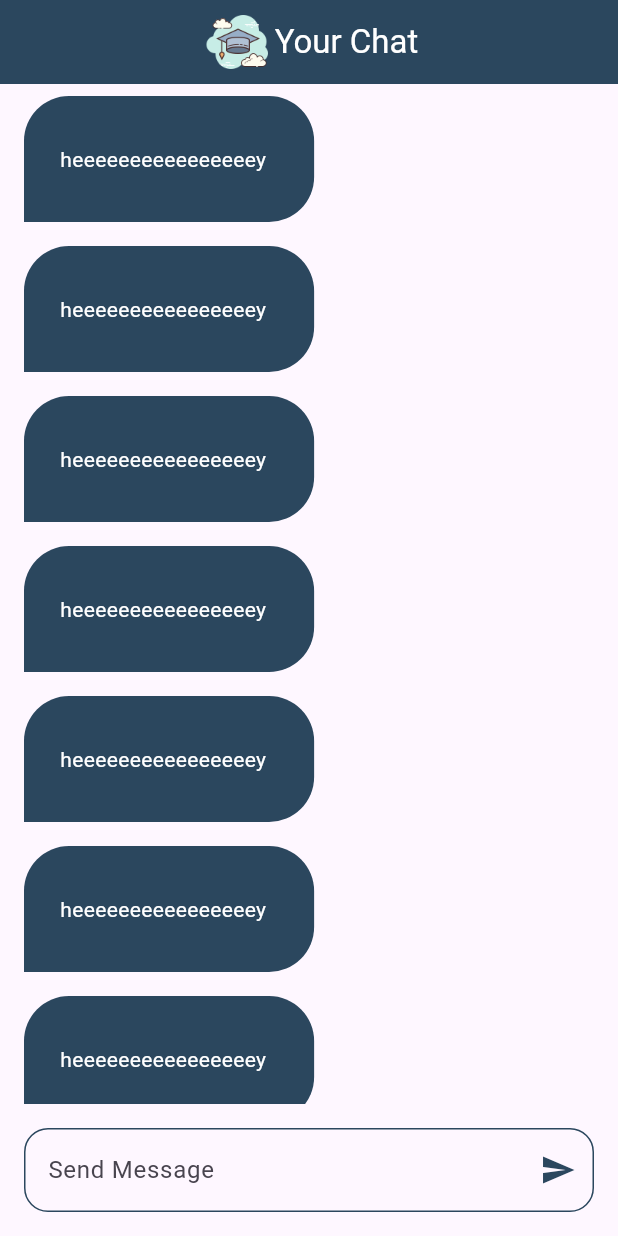
After one commit to MohamedJamaal/scholar_chat, a Flutter app: the ChatPage screen opened by its route, on a phone screen of 412 x 824 dp. The commit adds this screen. Run offline on Flutter 3.47's test engine with Material 3 defaults, Android fonts, the phone set to English and light mode, and no system bars; our stand-ins replace firebase_auth, firebase_core, modal_progress_hud_nsn; accounts and stored records are empty.

Commit message:
ADD chat page ui

```diff
--- a/lib/constants.dart
+++ b/lib/constants.dart
@@ -1,3 +1,4 @@
 import 'package:flutter/material.dart';
 
 const KPrimaryColor = Color(0xff2B475E);
+const KLogo = 'assets/images/scholar.png';
--- a/lib/main.dart
+++ b/lib/main.dart
@@ -1,4 +1,5 @@
 import 'package:app/firebase_options.dart';
+import 'package:app/pages/chat_page.dart';
 import 'package:app/pages/login_page.dart';
 import 'package:app/pages/register_page.dart';
 import 'package:firebase_core/firebase_core.dart';
@@ -21,10 +22,11 @@ class ScholarChat extends StatelessWidget {
     return MaterialApp(
       debugShowCheckedModeBanner: false,
       routes: {
-        'LoginPage': (context) => LoginPage(),
+        LoginPage.id: (context) => LoginPage(),
         RegisterPage.id: (context) => RegisterPage(),
+        ChatPage.id: (context) => ChatPage(),
       },
-      initialRoute: 'LoginPage',
+      initialRoute: LoginPage.id,
     );
   }
 }
--- /dev/null
+++ b/lib/pages/chat_page.dart
@@ -0,0 +1,62 @@
+import 'package:app/constants.dart';
+import 'package:app/widgets/chat_buble.dart';
+import 'package:flutter/material.dart';
+
+class ChatPage extends StatelessWidget {
+  ChatPage({super.key});
+
+  static String id = 'ChatPage';
+
+  @override
+  Widget build(BuildContext context) {
+    return Scaffold(
+      appBar: AppBar(
+        automaticallyImplyLeading: false, // delete back arrow
+        backgroundColor: KPrimaryColor,
+        title: Row(
+          mainAxisAlignment: MainAxisAlignment.center,
+          children: [
+            Image.asset(
+              KLogo,
+              height: 50,
+            ),
+            const Text(
+              'Your Chat',
+              style: TextStyle(color: Colors.white),
+            ),
+          ],
+        ),
+        centerTitle: true,
+      ),
+      body: Column(
+        children: [
+          Expanded(
+            child: ListView.builder(itemBuilder: (context, index) {
+              return ChatBuble();
+            }),
+          ),
+          Padding(
+            padding: const EdgeInsets.all(16),
+            child: TextField(
+              decoration: InputDecoration(
+                hintText: 'Send Message',
+                suffixIcon: Icon(
+                  Icons.send,
+                  color: KPrimaryColor,
+                ),
+                border:
+                    OutlineInputBorder(borderRadius: BorderRadius.circular(16)),
+                enabledBorder: OutlineInputBorder(
+                  borderRadius: BorderRadius.circular(16),
+                  borderSide: BorderSide(
+                    color: KPrimaryColor,
+                  ),
+                ),
+              ),
+            ),
+          ),
+        ],
+      ),
+    );
+  }
+}
--- a/lib/pages/login_page.dart
+++ b/lib/pages/login_page.dart
@@ -1,5 +1,6 @@
 import 'package:app/constants.dart';
 import 'package:app/helper/show_snack_bar.dart';
+import 'package:app/pages/chat_page.dart';
 import 'package:app/pages/register_page.dart';
 import 'package:app/widgets/custom_button.dart';
 import 'package:app/widgets/custom_text_field.dart';
@@ -10,7 +11,7 @@ import 'package:modal_progress_hud_nsn/modal_progress_hud_nsn.dart';
 
 class LoginPage extends StatefulWidget {
   LoginPage({super.key});
-
+  static String id = 'login page';
   @override
   State<LoginPage> createState() => _LoginPageState();
 }
@@ -96,6 +97,7 @@ class _LoginPageState extends State<LoginPage> {
                       try {
                         await loginUser();
                         showSnackBar(context, 'Logged in');
+                        Navigator.pushNamed(context, ChatPage.id);
                       } on FirebaseAuthException catch (e) {
                         if (e.code == 'user-not-found') {
                           showSnackBar(context, 'User not found');
--- a/lib/pages/register_page.dart
+++ b/lib/pages/register_page.dart
@@ -1,5 +1,6 @@
 import 'package:app/constants.dart';
 import 'package:app/helper/show_snack_bar.dart';
+import 'package:app/pages/chat_page.dart';
 import 'package:app/widgets/custom_button.dart';
 import 'package:app/widgets/custom_text_field.dart';
 import 'package:firebase_auth/firebase_auth.dart';
@@ -100,6 +101,7 @@ class _RegisterPageState extends State<RegisterPage> {
                       try {
                         await registerUser();
                         showSnackBar(context, 'Account Created');
+                        Navigator.pushNamed(context, ChatPage.id);
                       } on FirebaseAuthException catch (e) {
                         if (e.code == 'weak-password') {
                           showSnackBar(context, 'Sorry, your password is weak');
--- /dev/null
+++ b/lib/widgets/chat_buble.dart
@@ -0,0 +1,32 @@
+import 'package:app/constants.dart';
+import 'package:flutter/material.dart';
+
+class ChatBuble extends StatelessWidget {
+  const ChatBuble({
+    super.key,
+  });
+
+  @override
+  Widget build(BuildContext context) {
+    return Align(
+      alignment: Alignment.centerLeft,
+      child: Container(
+        padding:
+            const EdgeInsets.only(right: 32, left: 24, top: 32, bottom: 32),
+        margin: const EdgeInsets.symmetric(horizontal: 16, vertical: 8),
+        decoration: const BoxDecoration(
+          borderRadius: BorderRadius.only(
+            topLeft: Radius.circular(30),
+            topRight: Radius.circular(30),
+            bottomRight: Radius.circular(30),
+          ),
+          color: KPrimaryColor,
+        ),
+        child: Text(
+          'heeeeeeeeeeeeeeeey',
+          style: TextStyle(color: Colors.white),
+        ),
+      ),
+    );
+  }
+}
```
